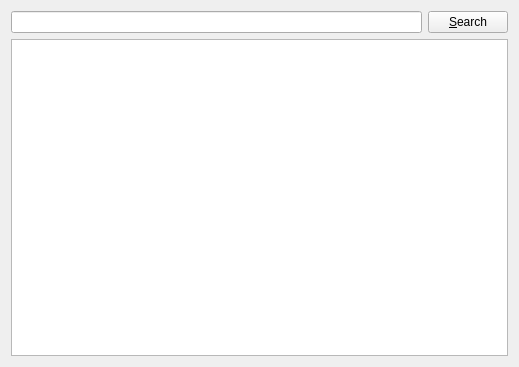
Above: modmanager/curseforgemodbrowser.ui from kaniol-lck/modmanager before the change. Below: the same form after it.
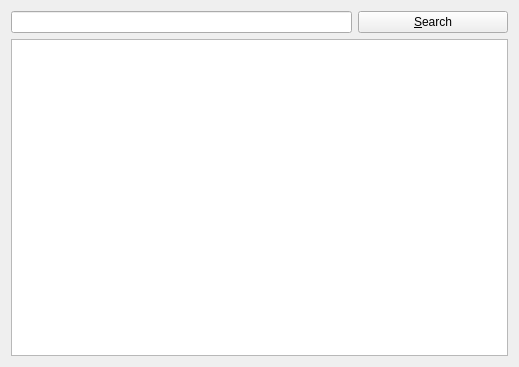
That is the form after the change.

What changed in the file:
```diff
--- a/modmanager/curseforgemodbrowser.ui
+++ b/modmanager/curseforgemodbrowser.ui
@@ -19,6 +19,24 @@
    </item>
    <item row="0" column="1">
     <widget class="QPushButton" name="searchButton">
+     <property name="sizePolicy">
+      <sizepolicy hsizetype="Fixed" vsizetype="Fixed">
+       <horstretch>0</horstretch>
+       <verstretch>0</verstretch>
+      </sizepolicy>
+     </property>
+     <property name="minimumSize">
+      <size>
+       <width>150</width>
+       <height>0</height>
+      </size>
+     </property>
+     <property name="maximumSize">
+      <size>
+       <width>150</width>
+       <height>16777215</height>
+      </size>
+     </property>
      <property name="text">
       <string>&amp;Search</string>
      </property>
```
